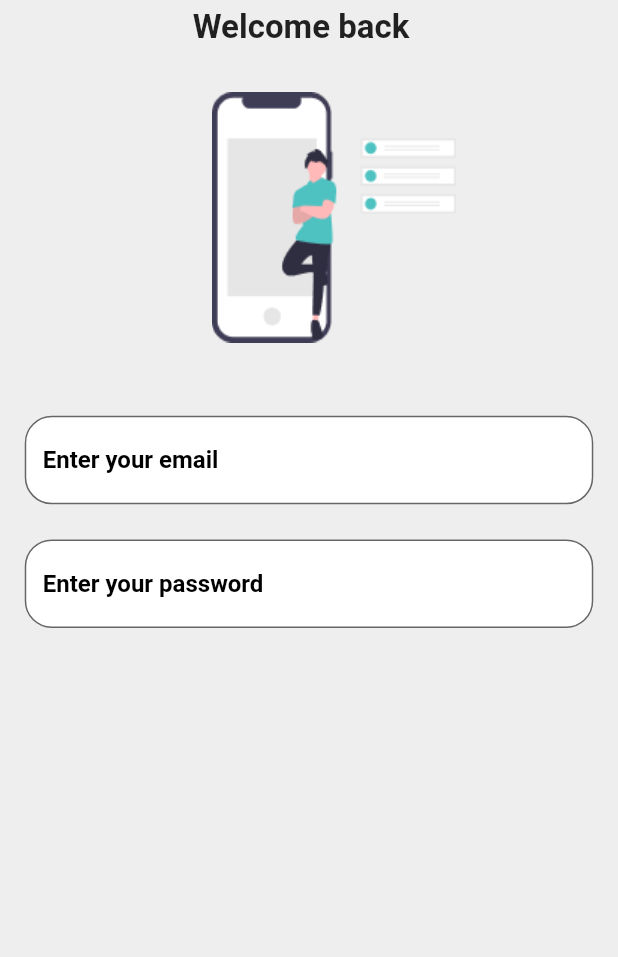
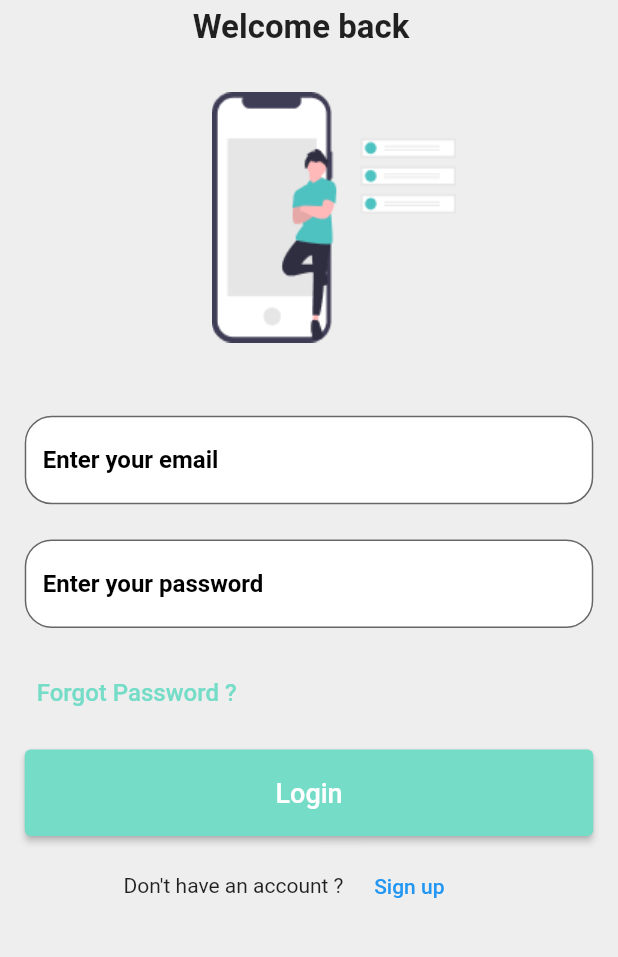
Before and after one commit to NodirbekRasuljonov/todos, a Flutter app: the LoginPage screen opened by its route, on a phone screen of 412 x 824 dp, the part 264-1221 px from its top. Run offline on Flutter 3.47's test engine with Material 2 defaults, Android fonts, the phone set to English and light mode, and no system bars; our stand-ins replace firebase_auth, firebase_core, flutter_local_notifications, timezone; accounts and stored records are empty.

Commit message:
some changes

```diff
--- a/lib/main.dart
+++ b/lib/main.dart
@@ -33,7 +33,7 @@ class MyApp extends StatelessWidget {
       theme: ThemeData.light(),
       debugShowCheckedModeBanner: false,
       onGenerateRoute: _myroute.onGenerateRoute,
-      initialRoute: '/login',
+      initialRoute: '/main',
     );
   }
 }
--- a/lib/routes/my_routes.dart
+++ b/lib/routes/my_routes.dart
@@ -1,5 +1,6 @@
 import 'package:flutter/material.dart';
 import 'package:todos/screens/login_page.dart';
+import 'package:todos/screens/main_page.dart';
 import 'package:todos/screens/signup_page.dart';
 import 'package:todos/screens/splash_screen.dart';
 
@@ -17,7 +18,11 @@ class MyRoute {
         );
       case '/login':
         return MaterialPageRoute(
-          builder: (context) => const LoginPage(),
+          builder: (context) =>  LoginPage(),
+        );
+         case '/main':
+        return MaterialPageRoute(
+          builder: (context) => const MainPage(),
         );
     }
   }
--- a/lib/screens/login_page.dart
+++ b/lib/screens/login_page.dart
@@ -1,9 +1,15 @@
 import 'package:flutter/material.dart';
+import 'package:provider/provider.dart';
+import 'package:todos/core/constants/color_const.dart';
 import 'package:todos/core/constants/radius_const.dart';
 import 'package:todos/core/constants/size_const.dart';
+import 'package:todos/provider/textfield_provider.dart';
 
 class LoginPage extends StatelessWidget {
-  const LoginPage({Key? key}) : super(key: key);
+  LoginPage({Key? key}) : super(key: key);
+
+  TextEditingController loginemail=TextEditingController();
+  TextEditingController loginpass=TextEditingController();
 
   @override
   Widget build(BuildContext context) {
@@ -46,9 +52,13 @@ class LoginPage extends StatelessWidget {
                 left: MediaQuery.of(context).size.height * 0.02,
                 right: MediaQuery.of(context).size.height * 0.02,
                 child: TextFormField(
+                  controller: context.watch<MyProvider>().loginemail,
                   decoration: InputDecoration(
                     hintText: 'Enter your email',
-                    hintStyle: TextStyle(fontWeight: FontWeight.w600,color: Colors.black,),
+                    hintStyle: TextStyle(
+                      fontWeight: FontWeight.w600,
+                      color: Colors.black,
+                    ),
                     fillColor: Colors.white,
                     filled: true,
                     border: OutlineInputBorder(
@@ -71,13 +81,14 @@ class LoginPage extends StatelessWidget {
                 left: MediaQuery.of(context).size.height * 0.02,
                 right: MediaQuery.of(context).size.height * 0.02,
                 child: TextFormField(
+                  controller: context.watch<MyProvider>().loginpass,
                   decoration: InputDecoration(
                     fillColor: Colors.white,
                     hintText: 'Enter your password',
-                    hintStyle: TextStyle(color: Colors.black,fontWeight: FontWeight.w600),
+                    hintStyle: TextStyle(
+                        color: Colors.black, fontWeight: FontWeight.w600),
                     filled: true,
                     border: OutlineInputBorder(
-
                       borderSide: BorderSide(color: Colors.transparent),
                       borderRadius: BorderRadius.circular(
                         RadiusConst.medium,
@@ -92,6 +103,54 @@ class LoginPage extends StatelessWidget {
                   ),
                 ),
               ),
+              Positioned(
+                left: MediaQuery.of(context).size.height * 0.02,
+                top: MediaQuery.of(context).size.height * 0.745,
+                child: TextButton(
+                  onPressed: () {},
+                  child: Text(
+                    "Forgot Password ?",
+                    style: TextStyle(
+                      color: ColorConst.kPrimaryColor,
+                      fontSize: 16,
+                    ),
+                  ),
+                ),
+              ),
+              Positioned(
+                top: MediaQuery.of(context).size.height * 0.82,
+                bottom: MediaQuery.of(context).size.height * 0.11,
+                left: MediaQuery.of(context).size.height * 0.02,
+                right: MediaQuery.of(context).size.height * 0.02,
+                child: ElevatedButton(
+                  style: ElevatedButton.styleFrom(
+                      primary: ColorConst.kPrimaryColor),
+                  onPressed: () {
+                   context.read<MyProvider>().logIn(context: context, controller1: loginemail, controller2: loginpass);
+                  },
+                  child: Text(
+                    "Login",
+                    style: TextStyle(
+                      fontSize: SizeConst.medium,
+                    ),
+                  ),
+                ),
+              ),
+              Positioned(
+                bottom: MediaQuery.of(context).size.height * 0.06,
+                left: MediaQuery.of(context).size.height * 0.1,
+                child: Text(
+                  "Don't have an account ?",
+                ),
+              ),
+              Positioned(
+                bottom: MediaQuery.of(context).size.height * 0.04,
+                right: MediaQuery.of(context).size.height * 0.13,
+                child: TextButton(
+                  child: Text('Sign up'),
+                  onPressed: () {},
+                ),
+              ),
             ],
           ),
         ),
--- a/lib/screens/signup_page.dart
+++ b/lib/screens/signup_page.dart
@@ -56,7 +56,6 @@ class SignUpPage extends StatelessWidget {
                   right: MediaQuery.of(context).size.height * 0.022,
                   bottom: MediaQuery.of(context).size.height * 0.232,
                   child: Form(
-                    key: context.watch<MyProvider>().key,
                     child: Column(
                       mainAxisAlignment: MainAxisAlignment.spaceEvenly,
                       children: [
```
Also changed, not shown: lib/provider/textfield_provider.dart (+20 -8 lines), lib/screens/main_page.dart (added, +15 -0 lines).
